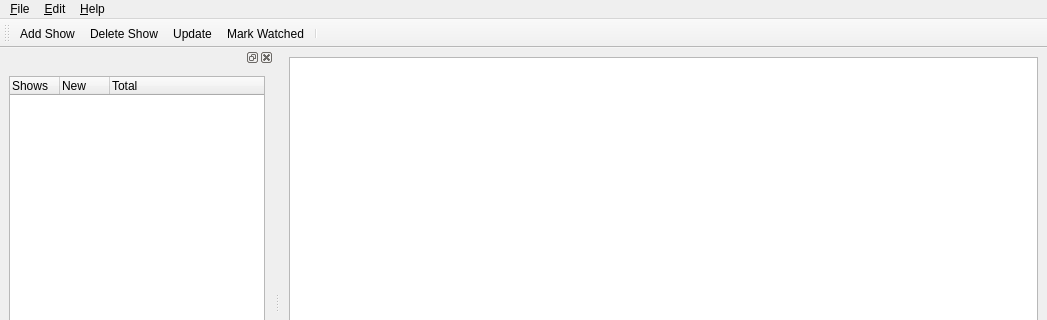
Before: the Qt Designer form src/mainwindow.ui in ThomasBrixLarsen/serieswatcher, drawn with Qt 5; both pictures show x 0 to 1047 and y 0 to 320 of the 1047 by 578 pixel window.
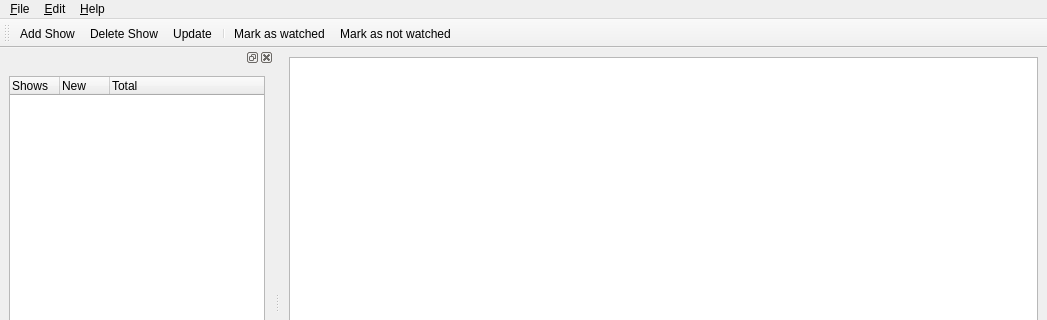
After: the same form once the commit is applied. Icons and pictures are not drawn. Custom widgets are drawn as their Qt base class.

Commit message: actions: add "mark as not watched", fix a stupid bug

Diff of the .ui file:
```diff
--- a/src/mainwindow.ui
+++ b/src/mainwindow.ui
@@ -78,8 +78,9 @@
    <addaction name="addShowAction"/>
    <addaction name="deleteShowAction"/>
    <addaction name="updateShowAction"/>
-   <addaction name="markWatchedAction"/>
    <addaction name="separator"/>
+   <addaction name="markWatchedAction"/>
+   <addaction name="markNotWatchedAction"/>
   </widget>
   <widget class="QDockWidget" name="treeDock">
    <attribute name="dockWidgetArea">
@@ -159,7 +160,7 @@
   </action>
   <action name="markWatchedAction">
    <property name="text">
-    <string>Mark Watched</string>
+    <string>Mark as watched</string>
    </property>
   </action>
   <action name="aboutQtAction">
@@ -192,6 +193,11 @@
     <string>&amp;Settings...</string>
    </property>
   </action>
+  <action name="markNotWatchedAction">
+   <property name="text">
+    <string>Mark as not watched</string>
+   </property>
+  </action>
  </widget>
  <customwidgets>
   <customwidget>
```
Left out of the diff: 2 changed lines with no effect on the pictures. The commit also changes 4 other files.
